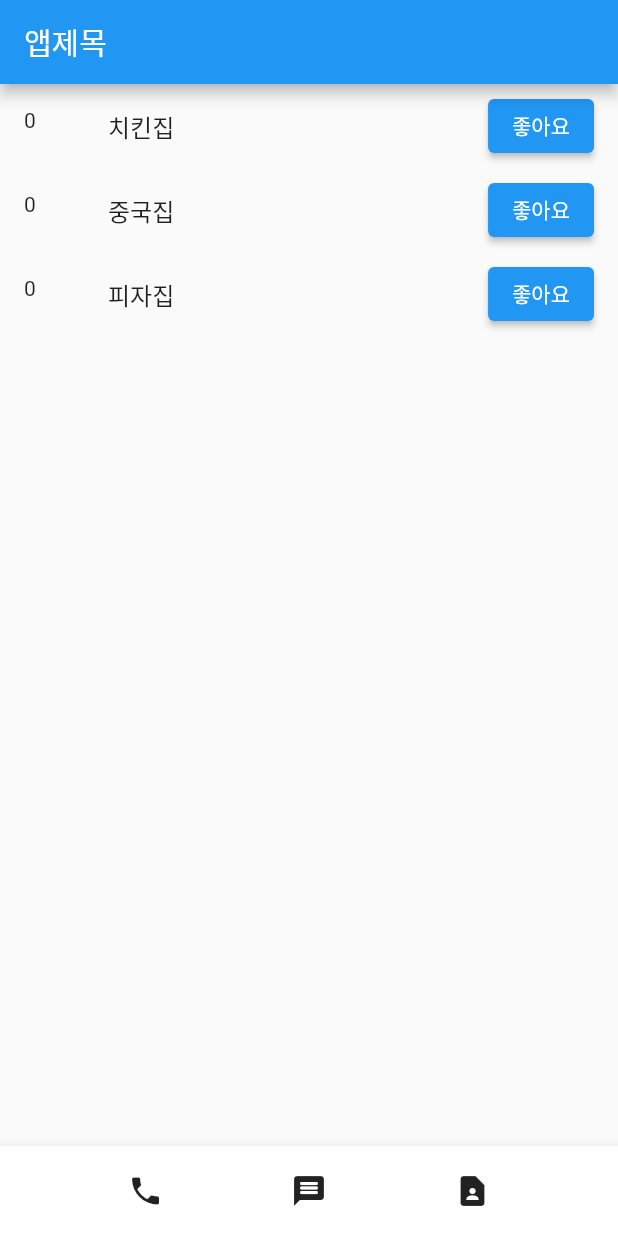
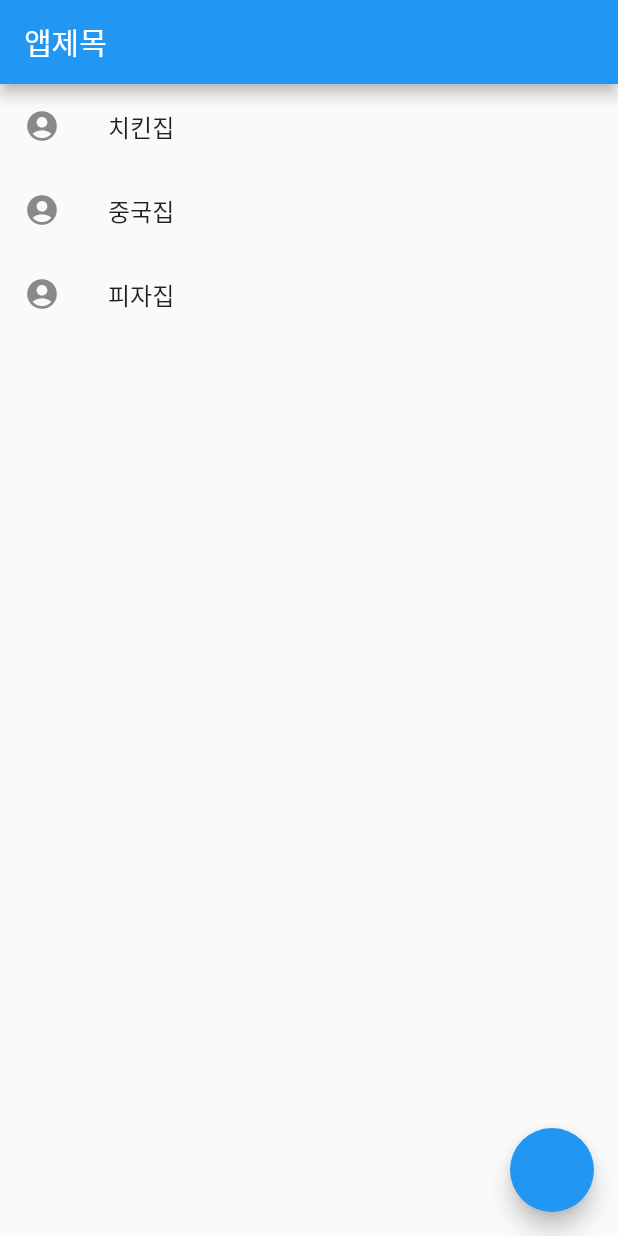
Before and after one commit to bokob/flutter_practice, a Flutter app: the screen it shows after launch, on a phone screen of 412 x 824 dp. Run offline on Flutter 3.47's test engine with Material 2 defaults, Android fonts, the phone set to English and light mode, and no system bars; missing offline and left inert: dart:html.

```diff
--- a/lib/main.dart
+++ b/lib/main.dart
@@ -1,7 +1,10 @@
+import 'dart:html';
+
 import 'package:flutter/material.dart';
 
 void main() {
-  runApp(MyApp());
+  runApp(MaterialApp(
+      home: MyApp()));
 }
 
 class MyApp extends StatefulWidget {
@@ -13,49 +16,54 @@ class MyApp extends StatefulWidget {
 
 class _MyAppState extends State<MyApp> {
   var name=['치킨집', '중국집', '피자집'];
-  var like=[0,0,0];
   @override
   Widget build(BuildContext context) {
-    return MaterialApp(
-      home: Scaffold(
+    return Scaffold(
+        floatingActionButton: FloatingActionButton(
+          onPressed: (){
+            showDialog(context: context, builder: (context){
+              return Dialog(
+                child: Container(
+                  padding: EdgeInsets.fromLTRB(15, 20, 15, 0),
+                  width:60,
+                  height: 150,
+                  child: Column(
+                    crossAxisAlignment: CrossAxisAlignment.start,
+                    children: [
+                      Text('Contact',
+                        style: TextStyle(fontSize: 20,
+                            fontWeight: FontWeight.bold),),
+                      TextField(),
+                      Container(
+                        alignment: Alignment.bottomRight,
+                        height: 50,
+                        child: Row(
+                          mainAxisAlignment: MainAxisAlignment.end,
+                          children: [
+                            TextButton(onPressed: (){
+                              Navigator.pop(context);
+                            }, child: Text('Cancel')),
+                            TextButton(onPressed: (){},
+                                child: Text('OK', textAlign: TextAlign.end,))
+                          ],
+                        ),
+                      )
+                    ],
+                  ),
+                ));
+            });
+          },
+        ),
         appBar: AppBar(title: Text('앱제목'),),
         body: ListView.builder(
               itemCount: 3,
               itemBuilder: (c, i){
                 return ListTile(
-                  leading: Text(like[i].toString()),
+                  leading: Icon(Icons.account_circle),
                   title: Text(name[i]),
-                  trailing: ElevatedButton(child: Text('좋아요'), onPressed: (){
-                    setState((){
-                      like[i]++;
-                    });
-                  },)
                 );
               }
             ),
-        bottomNavigationBar: MyBottomAppBar(),
-        )
-    );
+        );
   }
 }
-
-class MyBottomAppBar extends StatelessWidget {
-  const MyBottomAppBar({Key? key}) : super(key: key);
-
-  @override
-  Widget build(BuildContext context) {
-    return BottomAppBar(
-      child: SizedBox(
-        height: 60,
-        child: Row(
-          mainAxisAlignment: MainAxisAlignment.spaceEvenly,
-          children: [
-            Icon(Icons.phone),
-            Icon(Icons.message_rounded),
-            Icon(Icons.contact_page)
-          ],
-        ),
-      ),
-    );
-  }
-}
```
